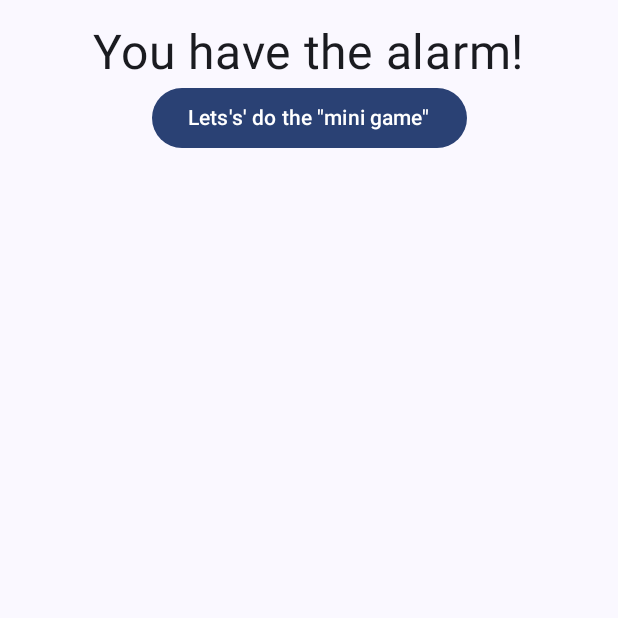
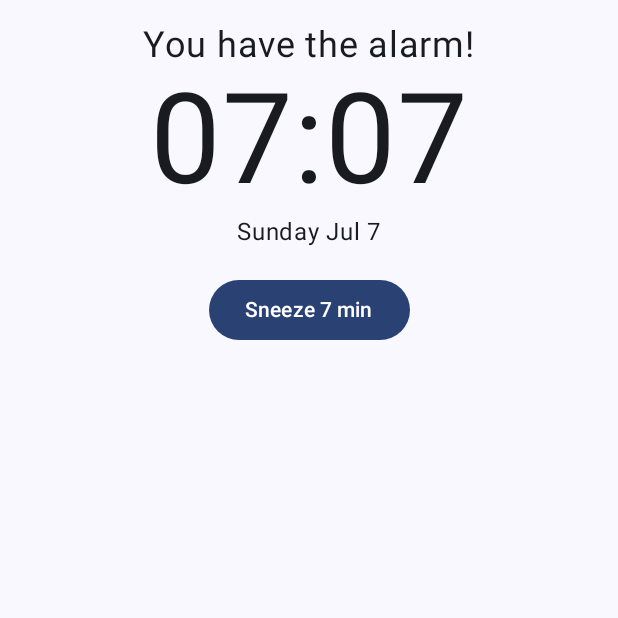
Before and after one commit to a-m-muru/alarm, an Android app built with Jetpack Compose: the AlarmActivity screen opened directly, with no data from a screen before it, on a phone screen of 412 x 824 dp, the top half of it. Run offline under Robolectric (Android 15) with nearby library versions, the phone set to English and light mode, and no system bars.

Commit message:
Alarm screen normal style

```diff
--- a/app/src/main/java/ee/ut/cs/alarm/AlarmActivity.kt
+++ b/app/src/main/java/ee/ut/cs/alarm/AlarmActivity.kt
@@ -1,5 +1,6 @@
 package ee.ut.cs.alarm
 
+import android.content.Context
 import android.os.Bundle
 import android.util.Log
 import androidx.activity.ComponentActivity
@@ -35,14 +36,14 @@ class AlarmActivity : ComponentActivity() {
         setContent {
             AlarmTheme {
                 Scaffold(modifier = Modifier.fillMaxSize()) { innerPadding ->
-                    AlarmScreen(Modifier.padding(innerPadding))
+                    AlarmScreen(this, Modifier.padding(innerPadding))
                 }
             }
         }
     }
 
     @Composable
-    fun AlarmScreen(modifier: Modifier) {
+    fun AlarmScreen(ctx: Context, modifier: Modifier) {
 //        Text("asdasdasd")
 //        GameLoob(this)
 //        Button(
@@ -50,6 +51,8 @@ class AlarmActivity : ComponentActivity() {
 //        ) {
 //            Text("yeyeyayhs")
 //        }
+        val timeString = "07:07"
+        val dateString = "Sunday Jul 7"
 
         Column(
             modifier = modifier.fillMaxSize(),
@@ -57,10 +60,13 @@ class AlarmActivity : ComponentActivity() {
             horizontalAlignment = Alignment.CenterHorizontally
         ) {
             Spacer(modifier = Modifier.height(16.dp))
-            Text("You have the alarm!", fontSize = 32.sp)
+            Text("You have the alarm!", fontSize = 24.sp)
+            Text(timeString, fontSize = 84.sp)
+            Text(dateString, fontSize = 16.sp)
+            Spacer(modifier = Modifier.height(16.dp))
             Button(
-                onClick = {}
-            ) { Text("Lets's' do the \"mini game\"") }
+                onClick = { AudioPlayer.playSound(ctx, R.raw.bump) }
+            ) { Text("Sneeze 7 min") }
         }
     }
 
```
